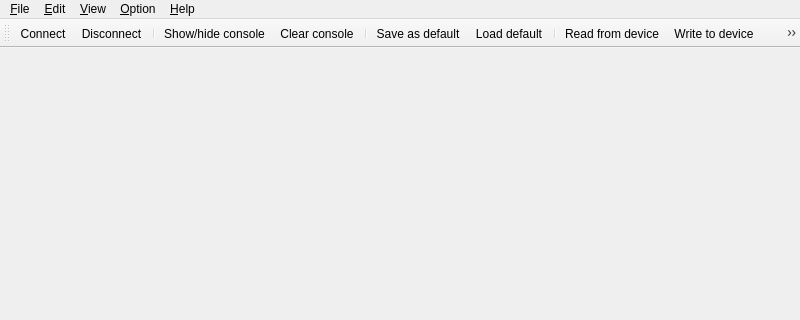
This is mainwindow.ui in nekdfl/AMPPConfiurator as Qt 5 draws it before an edit; both pictures show x 0 to 800 and y 0 to 320 of the 800 by 681 pixel window. The edited form follows.
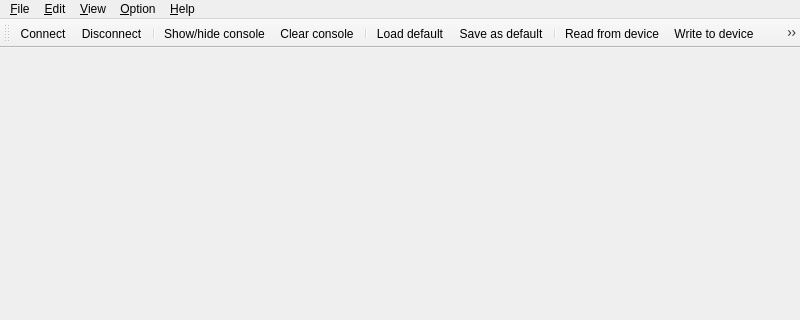
This is the edited form. Icons and pictures are not drawn.

Commit message: Теперь при подключение и отключении в интерфейсе блокируются соотвествующие кнопки. Написал запись в устройство. Доработать: убрать задержки при чтении/записи в ком порт.

The edit to the form file:
```diff
--- a/mainwindow.ui
+++ b/mainwindow.ui
@@ -44,7 +44,7 @@
     <addaction name="action_Connect"/>
     <addaction name="action_Disconnect"/>
     <addaction name="separator"/>
-    <addaction name="action_Read_settings"/>
+    <addaction name="action_Read_from_device"/>
     <addaction name="action_Write_to_device"/>
     <addaction name="separator"/>
     <addaction name="action_Quit"/>
@@ -93,10 +93,10 @@
    <addaction name="action_Show_hide_console"/>
    <addaction name="action_Clear_console"/>
    <addaction name="separator"/>
-   <addaction name="action_Save_as_default"/>
    <addaction name="action_Load_default"/>
+   <addaction name="action_Save_as_default"/>
    <addaction name="separator"/>
-   <addaction name="action_Read_settings"/>
+   <addaction name="action_Read_from_device"/>
    <addaction name="action_Write_to_device"/>
    <addaction name="action_Quit"/>
   </widget>
@@ -179,7 +179,7 @@
     <string>Save as default</string>
    </property>
   </action>
-  <action name="action_Read_settings">
+  <action name="action_Read_from_device">
    <property name="icon">
     <iconset resource="icons.qrc">
      <normaloff>:/icons/icons/download.png</normaloff>:/icons/icons/download.png</iconset>
```
The commit also changes 5 other files.
